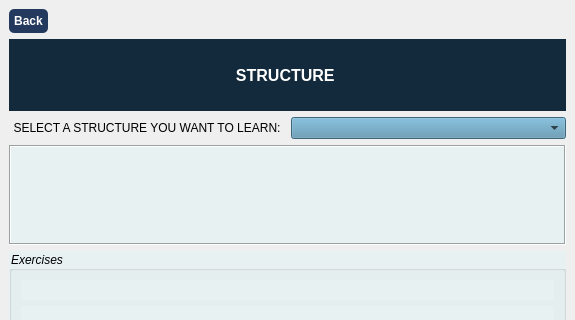
Before: the Qt Designer form grammar2.ui in ngocanh1192006/English_app, drawn with Qt 5; both pictures show x 0 to 575 and y 0 to 320 of the 575 by 558 pixel window.
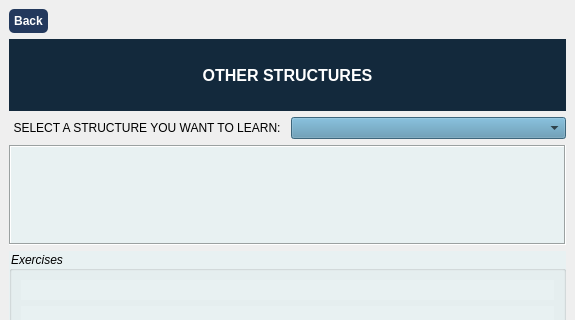
After: the same form once the commit is applied. Icons and pictures are not drawn.

The edit to the form file:
```diff
--- a/grammar2.ui
+++ b/grammar2.ui
@@ -62,7 +62,7 @@
 color: #fff</string>
       </property>
       <property name="text">
-       <string>STRUCTURE </string>
+       <string>OTHER STRUCTURES</string>
       </property>
       <property name="alignment">
        <set>Qt::AlignCenter</set>
```
